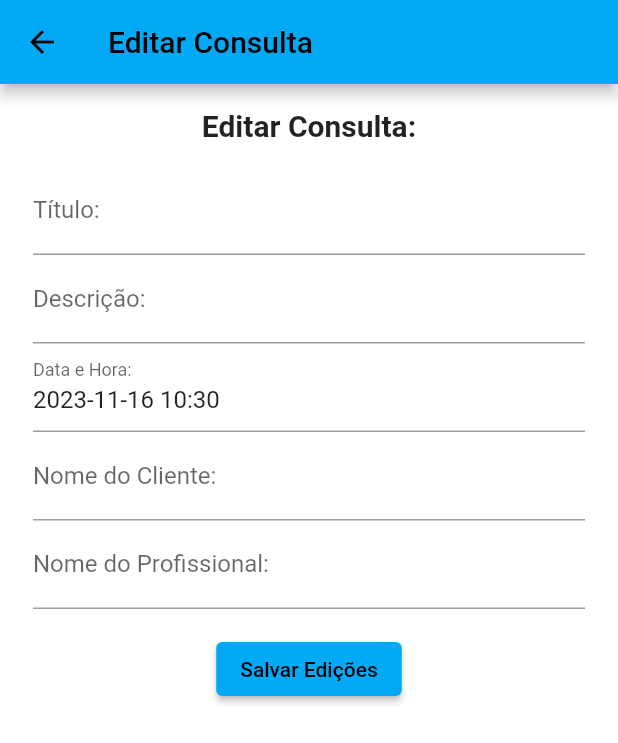
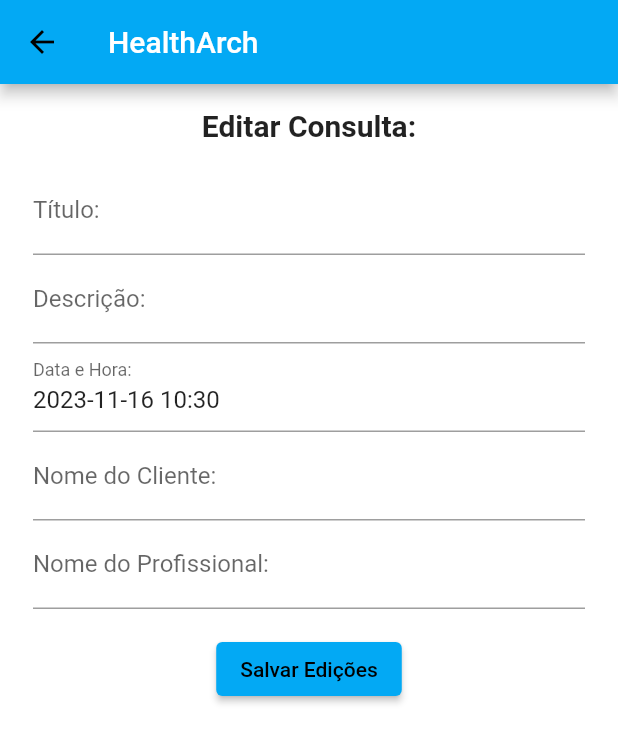
Before and after one commit to GABRIEL-ASSYS/HealthArch-Flutter-2.0, a Flutter app: the EditarConsultaScreen screen opened directly with empty values, on a phone screen of 412 x 824 dp. Shown: the top 743 px of the screen. Run offline on Flutter 3.47's test engine with Material 2 defaults, Android fonts, the phone set to English and light mode, and no system bars; our stand-ins replace cloud_firestore, firebase_auth, firebase_core; accounts and stored records are empty.

Commit message:
Update editar_consultas_screen.dart

```diff
--- a/lib/screens/Consultas/editar_consultas_screen.dart
+++ b/lib/screens/Consultas/editar_consultas_screen.dart
@@ -112,7 +112,10 @@ class EditarConsultaScreenState extends State<EditarConsultaScreen> {
   Widget build(BuildContext context) {
     return Scaffold(
       appBar: AppBar(
-        title: const Text('Editar Consulta'),
+        title: const Text(
+          'HealthArch',
+          style: TextStyle(color: Colors.white),
+        ),
       ),
       body: SingleChildScrollView(
         child: Center(
```
